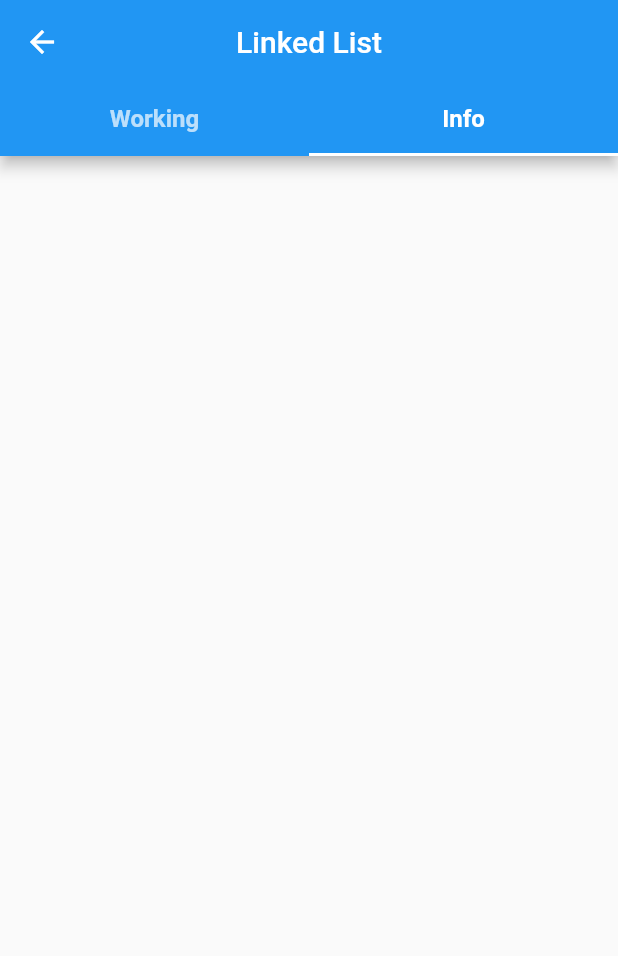
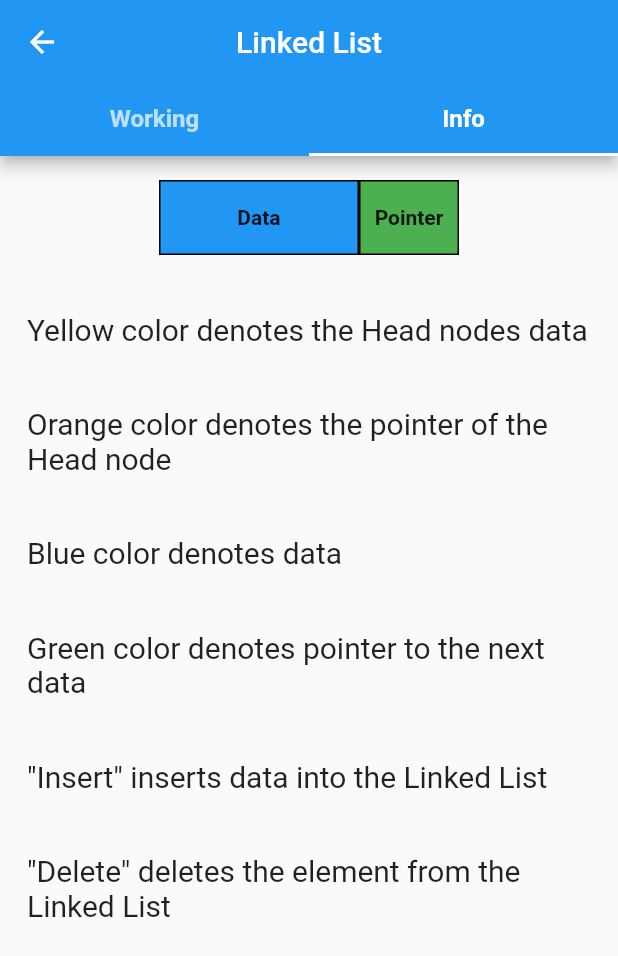
Before and after one commit to Monster-18/data_structures, a Flutter app: the LinkedListDS screen opened by its route, tab 2 chosen, on a phone screen of 412 x 824 dp. Shown: the top 956 px of the screen. Run offline on Flutter 3.47's test engine with Material 2 defaults, Android fonts, the phone set to English and light mode, and no system bars.

Commit message:
Completed Linked List DS.

```diff
--- a/lib/data_structures/linked_list.dart
+++ b/lib/data_structures/linked_list.dart
@@ -1,6 +1,19 @@
 import 'package:flutter/material.dart';
 
-class LinkedListDS extends StatelessWidget {
+class LinkedListDS extends StatefulWidget {
+  @override
+  _LinkedListDSState createState() => _LinkedListDSState();
+}
+
+class _LinkedListDSState extends State<LinkedListDS> {
+  static LinkedListOperations _listOperations;
+
+  @override
+  void initState() {
+    _listOperations = new LinkedListOperations();
+    super.initState();
+  }
+
   @override
   Widget build(BuildContext context) {
     return DefaultTabController(
@@ -35,7 +48,7 @@ class LinkedListDS extends StatelessWidget {
           body: TabBarView(
             children: [
               LinkedListImplementation(),
-              LinkedlistInfo()
+              LinkedListInfo()
             ],
           ),
         )
@@ -49,7 +62,8 @@ class LinkedListImplementation extends StatefulWidget {
 }
 
 class _LinkedListImplementationState extends State<LinkedListImplementation> {
-  LinkedListOperations _listOperations = new LinkedListOperations();
+  // LinkedListOperations _listOperations = new LinkedListOperations();
+  LinkedListOperations _listOperations = _LinkedListDSState._listOperations;
 
   TextEditingController deleteDataController = new TextEditingController();
 
@@ -515,7 +529,7 @@ class _LinkedListImplementationState extends State<LinkedListImplementation> {
                                   fontSize: 20.0
                               ),
                             ):
-                            Text('Empty List'),
+                            Text(''),
                     ),
                   ),
                 ),
@@ -675,11 +689,118 @@ class LinkedListOperations{
 }
 
 
-class LinkedlistInfo extends StatelessWidget {
+class LinkedListInfo extends StatelessWidget {
+
+  final List<String> list = [
+    'Yellow color denotes the Head nodes data',
+    'Orange color denotes the pointer of the Head node',
+    'Blue color denotes data',
+    'Green color denotes pointer to the next data',
+    '"Insert" inserts data into the Linked List',
+    '"Delete" deletes the element from the Linked List',
+  ];
+
+  List<Widget> infoWidget(){
+    List<Widget> l = [];
+
+    for(String info in list){
+      l.add(
+          Padding(
+            padding: const EdgeInsets.all(10.0),
+            child: Row(
+              children: [
+                Flexible(
+                  child: Text(
+                    info,
+                    style: TextStyle(
+                        fontSize: 20.0
+                    ),
+                  ),
+                ),
+              ],
+            ),
+          )
+      );
+
+      l.add(
+        SizedBox(
+          height: 20,
+        ),
+      );
+    }
+
+    return l;
+  }
+
+  Widget displayNode(){
+    return Center(
+      child: Padding(
+        padding: const EdgeInsets.all(8.0),
+        child: Container(
+          width: 200,
+          height: 50,
+          child: Row(
+            children: [
+              Expanded(
+                  flex: 2,
+                  child: Container(
+                    height: 50,
+                    decoration: BoxDecoration(
+                        color: Colors.blue,
+                        border: Border.all(color: Colors.black, width: 1.0, style: BorderStyle.solid)
+                    ),
+                    child: Center(
+                        child: Text(
+                          'Data',
+                          style: TextStyle(
+                            fontWeight: FontWeight.bold,
+                          ),
+                        )
+                    ),
+                  )
+              ),
+              Expanded(
+                  flex: 1,
+                  child: Container(
+                      height: 50,
+                      decoration: BoxDecoration(
+                          color: Colors.green,
+                          border: Border.all(color: Colors.black, width: 1.0, style: BorderStyle.solid)
+                      ),
+                      child: Center(
+                          child: Text(
+                              'Pointer',
+                            style: TextStyle(
+                              fontWeight: FontWeight.bold
+                            ),
+                          )
+                      )
+                  )
+              )
+            ],
+          ),
+        ),
+      ),
+    );
+  }
+
   @override
   Widget build(BuildContext context) {
     return Container(
-
+      child: Padding(
+        padding: const EdgeInsets.all(8.0),
+        child: Column(
+          children: [
+            displayNode(),
+            SizedBox(
+              height: 20.0,
+            ),
+            Column(
+              children: infoWidget(),
+            )
+          ],
+        ),
+      ),
     );
   }
 }
```
